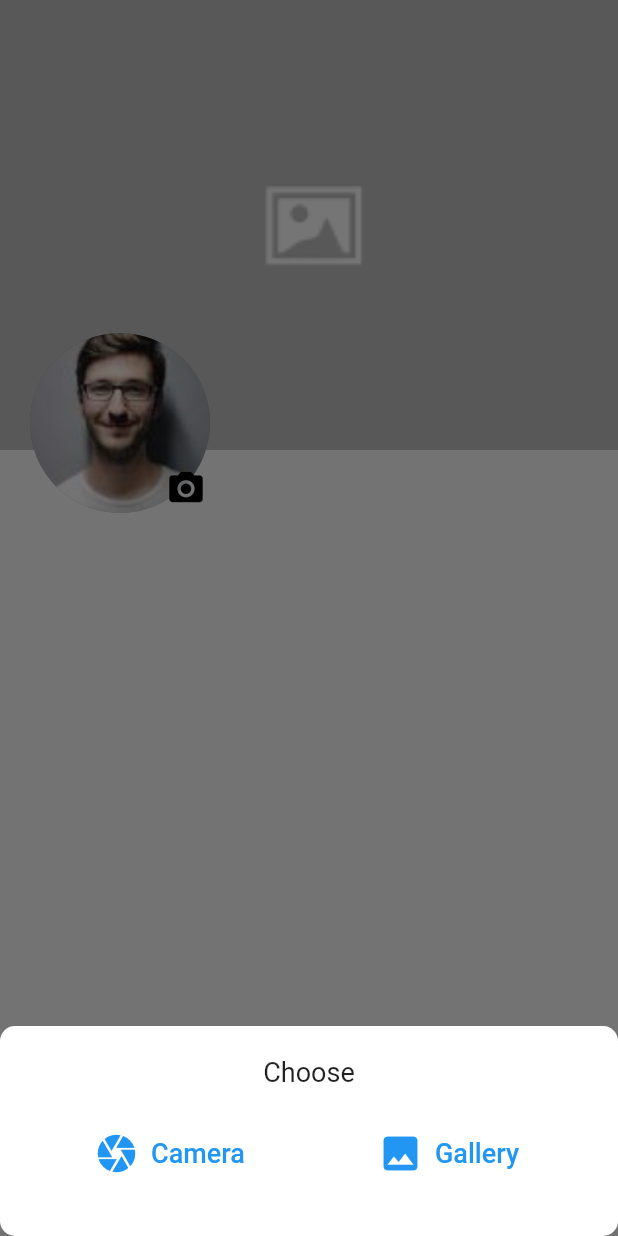
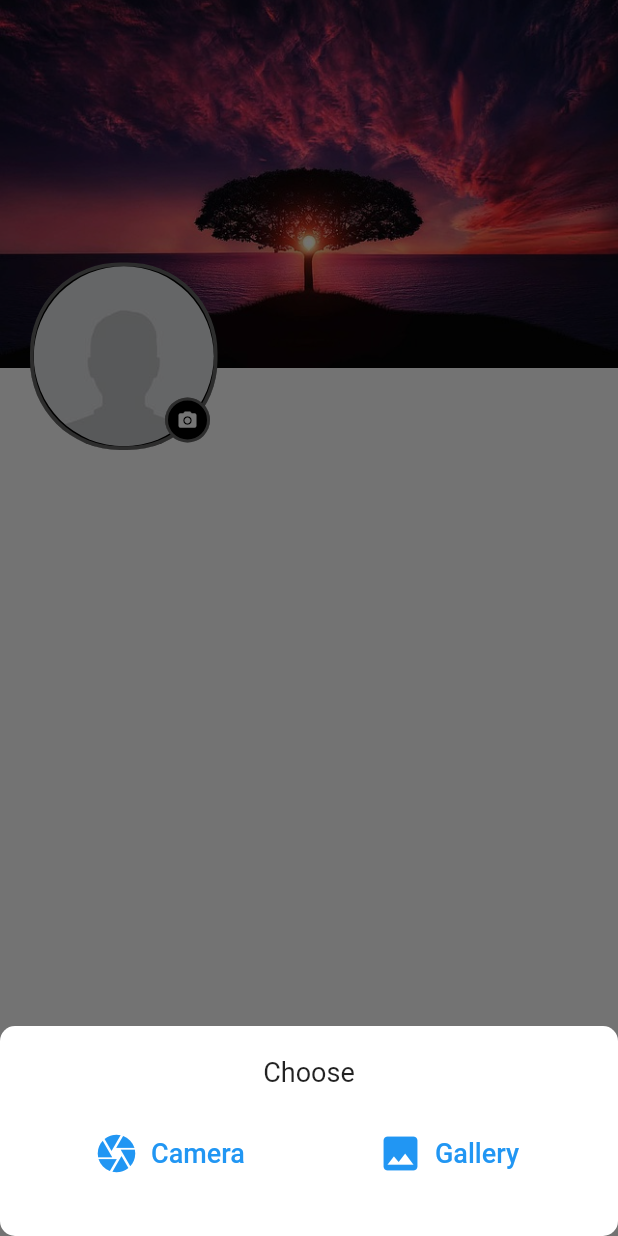
Before and after one commit to Abdullah272056/sheikh_it, a Flutter app: the screen it shows after launch, after a tap on the "camera alt" icon, on a phone screen of 412 x 824 dp. Run offline on Flutter 3.47's test engine with Material 2 defaults, Android fonts, the phone set to English and light mode, and no system bars; our stand-ins replace fluttertoast, get, image_picker; network calls fail; Roboto replaces fonts that are missing (PT-Sans).

Commit message:
design code change

```diff
--- a/lib/home_page.dart
+++ b/lib/home_page.dart
@@ -13,106 +13,83 @@ class HomePage extends StatelessWidget {
 
   @override
   Widget build(BuildContext context) {
-
     return Scaffold(
-        body:Column(
+      body: Column(
         children: [
-
-
-
-
           Container(
             height: 300,
-             child:  Stack(
+            child: Stack(
               clipBehavior: Clip.none,
-
-               children: <Widget>[
-                 // Row(
-                 //   children: [
-                 //     Expanded(child:Image.asset(
-                 //       "assets/images/loading.png",
-                 //       height: 200,
-                 //       width: Get.width,
-                 //       fit: BoxFit.cover,
-                 //
-                 //     ))
-                 //   ],
-                 // ),
-
-                 Positioned.fill(
-                   child: Image.asset(
-                     "assets/images/loading.png",
+              children: [
+                Container(
+                  margin: EdgeInsets.only(bottom: 55),
+                  child:  Row(
+                    children: [
+                      Expanded(child: Image.asset(
+                        "assets/images/bg.jpg",
                         fit: BoxFit.cover,
+                      ))
+                    ],
                   ),
                 ),
                 Positioned(
-                   bottom: -50,
+                  bottom: 0,
                   left: 20,
-
-                   child:InkWell(
-                     onTap: (){
-                       homePageController.openBottomSheet();
-                     },
-                     child:Column(
-                      // mainAxisAlignment: MainAxisAlignment.center,
-                       children: <Widget>[
-                         SizedBox(
-                           height: 5,
+                  child:Stack(
+                    children: [
+                      Container(
+                        decoration: BoxDecoration(
+                          borderRadius: BorderRadius.circular(60.0),
+                          color: Colors.black,
+                          border: Border.all(
+                            color: Colors.white38, // Border color
+                            width: 2.5,         // Border width
                           ),
-                         Stack(
-                           children: [
-                             InkResponse(
+                        ),
                         child: ClipRRect(
                           borderRadius: BorderRadius.circular(60.0),
                           child: Container(
                             height: 120,
                             width: 120,
-                                     color: Colors.black26,
-                                     child:InkResponse(
-                                       child: Obx(() => FadeInImage.assetNetwork(
+                            child:Obx(() => FadeInImage.assetNetwork(
                               fit: BoxFit.cover,
-                                         placeholder: 'assets/images/images.jpeg',
-                                         image: "https://fnfbuy.bizoytech.com/public/frontend/profile/"+homePageController.imageLink.value,
-                                         imageErrorBuilder: (context, url, error) => Image.asset(
-                                           'assets/images/images.jpeg',
+                              placeholder: 'assets/images/loading.jpg',
+                              image:
+                              "https://fnfbuy.bizoytech.com/public/frontend/profile/${homePageController.imageLink.value}",
+                              imageErrorBuilder: (context, url, error) =>
+                                  Image.asset(
+                                    'assets/images/loading.jpg',
                                     fit: BoxFit.cover,
                                   ),
                             )),
-                                     )),
                           ),
+                        ),
+                      ),
+                      Positioned(
+                        bottom: 5,
+                        right: 5,
+                        child: InkWell(
+                            onTap: (){
+                              homePageController.openBottomSheet() ;
+                            },
+                            child: Container(
+                                height: 30,
+                                width: 30,
+                                decoration: BoxDecoration(
+                                    color: Colors.black,
+                                    border: Border.all(
+                                      color: Colors.white38, // Border color
+                                      width: 2.0,         // Border width
+                                    ),
+                                    borderRadius: BorderRadius.all(Radius.circular(15))
+                                ),
+                                child: const Icon(
+                                  Icons.camera_alt,
+                                  color: Colors.white,
+                                  size: 14,
+                                )
+                            )
 
-                             ),
-
-                             Row(
-                               mainAxisSize: MainAxisSize.min,
-                               children: [
-                                 SizedBox(
-                                   width: 80,
-                                 ),
-                                 Column(
-                                   children: [
-                                     SizedBox(
-                                       height: 80,
-                                     ),
-                                     IconButton(
-                                         onPressed: () {
-                                           // homePageController.openBottomSheet();
-                                         },
-                                         icon: Icon(
-                                           Icons.camera_alt,
-                                           color: Colors.black,
-                                           size: 27,
-                                         ))
-                                   ],
-                                 ),
-                               ],
-                             )
-                           ],
-                         ),
-
-
-                       ],
-                     ),
 
                         ),
 
@@ -121,13 +98,101 @@ class HomePage extends StatelessWidget {
                       ),
                     ],
                   ),
-           )
+                ),
               ],
             ),
+          ),
+        ],
+      ),
+    );
+  }
 
 
+
+
+  @override
+  Widget build1(BuildContext context) {
+    return Scaffold(
+      body: Column(
+        children: [
+          Container(
+            height: 300,
+            child: Stack(
+              clipBehavior: Clip.none,
+              children: [
+                Container(
+                  margin: EdgeInsets.only(bottom: 55),
+                  child:  Row(
+                    children: [
+                      Expanded(child: Image.asset(
+                        "assets/images/loading.png",
+                        fit: BoxFit.cover,
+                      ))
+                    ],
+                  ),
+                ),
+                Positioned(
+                  bottom: 0, // Adjusted position, no longer negative
+                  left: 20,
+                  child:Stack(
+                    clipBehavior: Clip.none,
+                    children: [
+                      ClipRRect(
+                        borderRadius: BorderRadius.circular(60.0),
+
+                        child: Container(
+                          decoration: BoxDecoration(
+                            borderRadius: BorderRadius.circular(60.0),
+                            color: Colors.black26,
+
+                            border: Border.all(
+                              color: Colors.blue, // Border color
+                              width: 2.0,         // Border width
+                            ),),
+                          height: 120,
+                          width: 120,
+
+                          child: InkResponse(
+                            child: Obx(() => FadeInImage.assetNetwork(
+                              fit: BoxFit.cover,
+                              placeholder: 'assets/images/images.jpeg',
+                              image:
+                              "https://fnfbuy.bizoytech.com/public/frontend/profile/" +
+                                  homePageController.imageLink.value,
+                              imageErrorBuilder: (context, url, error) =>
+                                  Image.asset(
+                                    'assets/images/images.jpeg',
+                                    fit: BoxFit.cover,
+                                  ),
+                            )),
+                          ),
+                        ),
+                      ),
+                      Positioned(
+                        bottom: -6, // Adjusted position, no longer negative
+                        right: -6, // Adjusted position, no longer negative
+                        child: IconButton(
+                          onPressed: () {
+                            homePageController.showToastShort("sdgf");
+                          },
+                          icon: Icon(
+                            Icons.camera_alt,
+                            color: Colors.black,
+                            size: 27,
+                          ),
+                        ),
+                      ),
+                    ],
+                  )
+                ),
+              ],
+            ),
+          ),
+        ],
+      ),
     );
   }
+
 
   Widget _buildImageSection() {
     return Column(
```
Also changed, not shown: lib/home_page_controller.dart (+6 -5 lines), assets/images/bg.jpg (added), assets/images/images.jpeg (deleted), assets/images/loading.jpg (added), assets/images/loading.png (deleted). Lines whose indentation alone changed are shown as unchanged.
